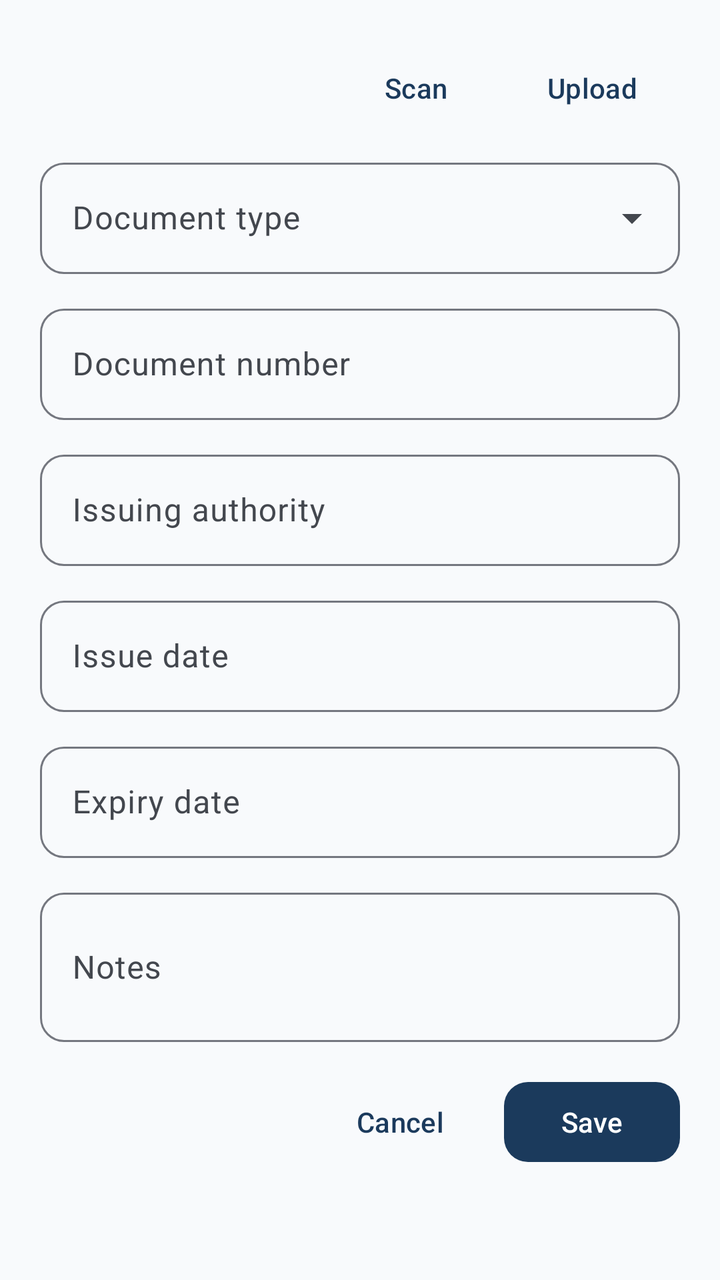
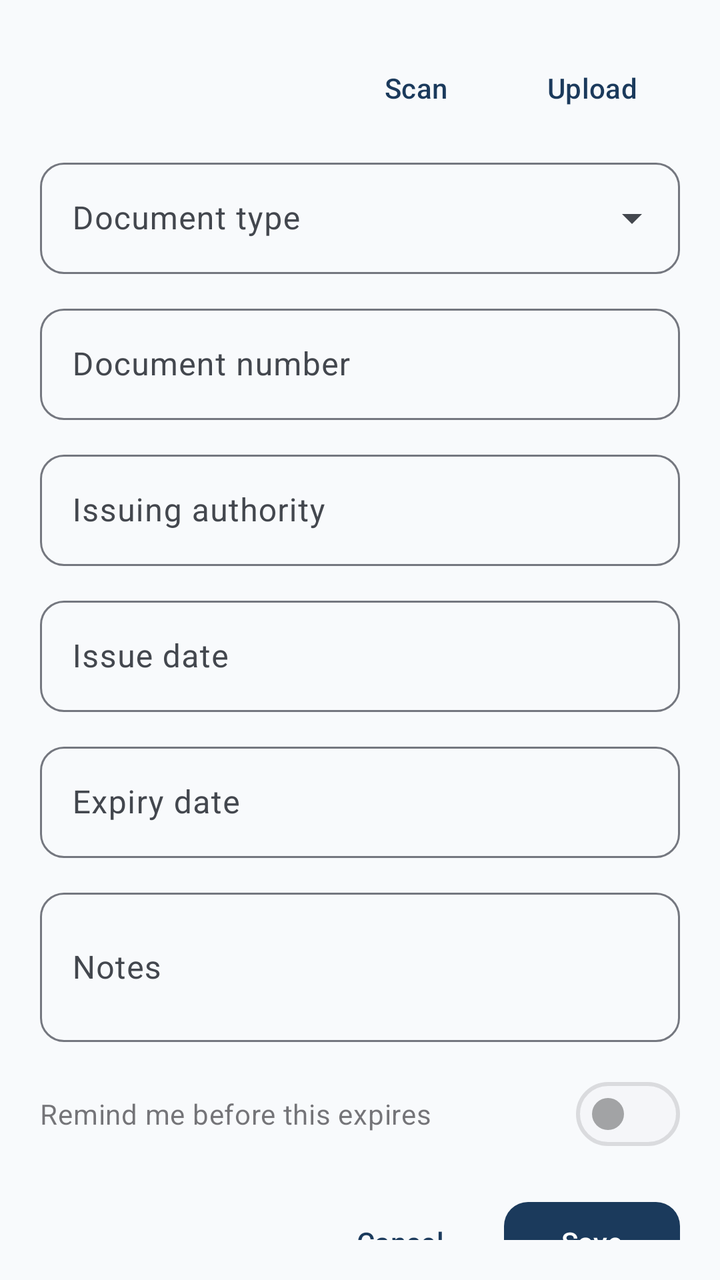

An Android layout rendered at two revisions. The XML below is the earlier revision; the diff shows what the commit changed to produce the second picture.
<!-- AndroidManifest.xml: application theme Theme.ImmigrantVault -->
<!-- res/layout/bottom_sheet_document_form.xml -->
<?xml version="1.0" encoding="utf-8"?>
<androidx.core.widget.NestedScrollView xmlns:android="http://schemas.android.com/apk/res/android"
    android:layout_width="match_parent"
    android:layout_height="wrap_content"
    android:padding="@dimen/form_padding">

    <LinearLayout
        android:layout_width="match_parent"
        android:layout_height="wrap_content"
        android:orientation="vertical">

        <LinearLayout
            android:layout_width="match_parent"
            android:layout_height="wrap_content"
            android:gravity="center_vertical"
            android:orientation="horizontal">

            <TextView
                android:id="@+id/form_title"
                android:layout_width="0dp"
                android:layout_height="wrap_content"
                android:layout_weight="1"
                android:textAppearance="@style/TextAppearance.ImmigrantVault.FormTitle" />

            <com.google.android.material.button.MaterialButton
                android:id="@+id/btn_scan"
                style="@style/Widget.ImmigrantVault.Button.Text"
                android:layout_width="wrap_content"
                android:layout_height="wrap_content"
                android:text="@string/action_scan" />

            <com.google.android.material.button.MaterialButton
                android:id="@+id/btn_upload"
                style="@style/Widget.ImmigrantVault.Button.Text"
                android:layout_width="wrap_content"
                android:layout_height="wrap_content"
                android:text="@string/action_upload" />

        </LinearLayout>

        <ProgressBar
            android:id="@+id/scan_progress"
            style="?android:attr/progressBarStyleHorizontal"
            android:layout_width="match_parent"
            android:layout_height="wrap_content"
            android:layout_marginBottom="8dp"
            android:indeterminate="true"
            android:visibility="gone" />

        <com.google.android.material.textfield.TextInputLayout
            android:id="@+id/input_type_layout"
            style="@style/Widget.ImmigrantVault.TextInputLayout.ExposedDropdownMenu"
            android:layout_width="match_parent"
            android:layout_height="wrap_content"
            android:layout_marginTop="8dp"
            android:hint="@string/label_document_type">

            <AutoCompleteTextView
                android:id="@+id/input_type"
                android:layout_width="match_parent"
                android:layout_height="wrap_content"
                android:inputType="none" />

        </com.google.android.material.textfield.TextInputLayout>

        <com.google.android.material.textfield.TextInputLayout
            android:id="@+id/input_number_layout"
            style="@style/Widget.ImmigrantVault.TextInputLayout"
            android:layout_width="match_parent"
            android:layout_height="wrap_content"
            android:layout_marginTop="@dimen/form_field_spacing"
            android:hint="@string/label_document_number">

            <com.google.android.material.textfield.TextInputEditText
                android:id="@+id/input_number"
                android:layout_width="match_parent"
                android:layout_height="wrap_content"
                android:inputType="text" />

        </com.google.android.material.textfield.TextInputLayout>

        <com.google.android.material.textfield.TextInputLayout
            android:id="@+id/input_authority_layout"
            style="@style/Widget.ImmigrantVault.TextInputLayout"
            android:layout_width="match_parent"
            android:layout_height="wrap_content"
            android:layout_marginTop="@dimen/form_field_spacing"
            android:hint="@string/label_issuing_authority">

            <com.google.android.material.textfield.TextInputEditText
                android:id="@+id/input_authority"
                android:layout_width="match_parent"
                android:layout_height="wrap_content"
                android:inputType="text" />

        </com.google.android.material.textfield.TextInputLayout>

        <com.google.android.material.textfield.TextInputLayout
            android:id="@+id/input_place_of_issue_layout"
            style="@style/Widget.ImmigrantVault.TextInputLayout"
            android:layout_width="match_parent"
            android:layout_height="wrap_content"
            android:layout_marginTop="@dimen/form_field_spacing"
            android:hint="@string/label_place_of_issue"
            android:visibility="gone">

            <com.google.android.material.textfield.TextInputEditText
                android:id="@+id/input_place_of_issue"
                android:layout_width="match_parent"
                android:layout_height="wrap_content"
                android:inputType="text" />

        </com.google.android.material.textfield.TextInputLayout>

        <com.google.android.material.textfield.TextInputLayout
            android:id="@+id/input_nationality_layout"
            style="@style/Widget.ImmigrantVault.TextInputLayout"
            android:layout_width="match_parent"
            android:layout_height="wrap_content"
            android:layout_marginTop="@dimen/form_field_spacing"
            android:hint="@string/label_nationality"
            android:visibility="gone">

            <com.google.android.material.textfield.TextInputEditText
                android:id="@+id/input_nationality"
                android:layout_width="match_parent"
                android:layout_height="wrap_content"
                android:inputType="text" />

        </com.google.android.material.textfield.TextInputLayout>

        <com.google.android.material.textfield.TextInputLayout
            android:id="@+id/input_issue_date_layout"
            style="@style/Widget.ImmigrantVault.TextInputLayout"
            android:layout_width="match_parent"
            android:layout_height="wrap_content"
            android:layout_marginTop="@dimen/form_field_spacing"
            android:hint="@string/label_issue_date">

            <com.google.android.material.textfield.TextInputEditText
                android:id="@+id/input_issue_date"
                android:layout_width="match_parent"
                android:layout_height="wrap_content"
                android:focusable="false"
                android:inputType="none" />

        </com.google.android.material.textfield.TextInputLayout>

        <com.google.android.material.textfield.TextInputLayout
            android:id="@+id/input_expiry_date_layout"
            style="@style/Widget.ImmigrantVault.TextInputLayout"
            android:layout_width="match_parent"
            android:layout_height="wrap_content"
            android:layout_marginTop="@dimen/form_field_spacing"
            android:hint="@string/label_expiry_date">

            <com.google.android.material.textfield.TextInputEditText
                android:id="@+id/input_expiry_date"
                android:layout_width="match_parent"
                android:layout_height="wrap_content"
                android:focusable="false"
                android:inputType="none" />

        </com.google.android.material.textfield.TextInputLayout>

        <com.google.android.material.textfield.TextInputLayout
            android:id="@+id/input_notes_layout"
            style="@style/Widget.ImmigrantVault.TextInputLayout"
            android:layout_width="match_parent"
            android:layout_height="wrap_content"
            android:layout_marginTop="@dimen/form_field_spacing"
            android:hint="@string/label_notes">

            <com.google.android.material.textfield.TextInputEditText
                android:id="@+id/input_notes"
                android:layout_width="match_parent"
                android:layout_height="wrap_content"
                android:inputType="textMultiLine"
                android:minLines="2" />

        </com.google.android.material.textfield.TextInputLayout>

        <LinearLayout
            android:layout_width="match_parent"
            android:layout_height="wrap_content"
            android:layout_marginTop="16dp"
            android:gravity="end"
            android:orientation="horizontal">

            <com.google.android.material.button.MaterialButton
                android:id="@+id/btn_delete"
                style="@style/Widget.ImmigrantVault.Button.Text"
                android:layout_width="wrap_content"
                android:layout_height="wrap_content"
                android:text="@string/action_delete"
                android:textColor="?attr/colorError"
                android:visibility="gone" />

            <View
                android:layout_width="0dp"
                android:layout_height="0dp"
                android:layout_weight="1" />

            <com.google.android.material.button.MaterialButton
                android:id="@+id/btn_cancel"
                style="@style/Widget.ImmigrantVault.Button.Text"
                android:layout_width="wrap_content"
                android:layout_height="wrap_content"
                android:text="@string/action_cancel" />

            <com.google.android.material.button.MaterialButton
                android:id="@+id/btn_save"
                android:layout_width="wrap_content"
                android:layout_height="wrap_content"
                android:layout_marginStart="8dp"
                android:text="@string/action_save" />

        </LinearLayout>

    </LinearLayout>

</androidx.core.widget.NestedScrollView>
<!-- resources referenced by this layout -->
<resources>
  <dimen name="form_field_spacing">12dp</dimen>
  <dimen name="form_padding">20dp</dimen>
  <string name="action_cancel">Cancel</string>
  <string name="action_delete">Delete</string>
  <string name="action_save">Save</string>
  <string name="action_scan">Scan</string>
  <string name="action_upload">Upload</string>
  <string name="label_document_number">Document number</string>
  <string name="label_document_type">Document type</string>
  <string name="label_expiry_date">Expiry date</string>
  <string name="label_issue_date">Issue date</string>
  <string name="label_issuing_authority">Issuing authority</string>
  <string name="label_nationality">Nationality</string>
  <string name="label_notes">Notes</string>
  <string name="label_place_of_issue">Place of issue</string>
  <style name="TextAppearance.ImmigrantVault.FormTitle" parent="TextAppearance.Material3.TitleLarge">
          <item name="android:textColor">?attr/colorOnSurface</item>
          <item name="android:letterSpacing">0</item>
      </style>
  <style name="Theme.ImmigrantVault" parent="Base.Theme.ImmigrantVault" />
  <style name="ShapeAppearance.ImmigrantVault.SmallComponent" parent="ShapeAppearance.Material3.SmallComponent">
          <item name="cornerFamily">rounded</item>
          <item name="cornerSize">@dimen/corner_small</item>
      </style>
  <dimen name="corner_small">12dp</dimen>
  <color name="md_theme_primary">#1B3A5C</color>
  <color name="md_theme_on_primary">#FFFFFF</color>
  <color name="md_theme_primary_container">#D4E3F3</color>
  <color name="md_theme_on_primary_container">#0A1F33</color>
  <color name="md_theme_secondary">#2A9D8F</color>
  <color name="md_theme_on_secondary">#FFFFFF</color>
  <color name="md_theme_secondary_container">#B8E8E0</color>
  <color name="md_theme_on_secondary_container">#0A3D36</color>
  <color name="md_theme_tertiary">#E9C46A</color>
  <color name="md_theme_on_tertiary">#3D2F00</color>
  <color name="md_theme_tertiary_container">#FFF0C2</color>
  <color name="md_theme_on_tertiary_container">#4A3800</color>
  <color name="md_theme_error">#BA1A1A</color>
  <color name="md_theme_on_error">#FFFFFF</color>
  <color name="md_theme_error_container">#FFDAD6</color>
  <color name="md_theme_on_error_container">#410002</color>
  <color name="md_theme_background">#F8FAFC</color>
  <color name="md_theme_on_background">#1A1C1E</color>
  <color name="md_theme_surface">#FFFFFF</color>
  <color name="md_theme_on_surface">#1A1C1E</color>
  <color name="md_theme_surface_variant">#E8EEF4</color>
  <color name="md_theme_on_surface_variant">#43474E</color>
  <color name="md_theme_outline">#74777F</color>
  <color name="md_theme_outline_variant">#C4C7CF</color>
  <style name="ShapeAppearance.ImmigrantVault.MediumComponent" parent="ShapeAppearance.Material3.MediumComponent">
          <item name="cornerFamily">rounded</item>
          <item name="cornerSize">@dimen/corner_medium</item>
      </style>
  <style name="ShapeAppearance.ImmigrantVault.LargeComponent" parent="ShapeAppearance.Material3.LargeComponent">
          <item name="cornerFamily">rounded</item>
          <item name="cornerSize">@dimen/corner_extra_large</item>
      </style>
  <style name="ThemeOverlay.ImmigrantVault.BottomSheetDialog" parent="ThemeOverlay.Material3.BottomSheetDialog">
          <item name="bottomSheetStyle">@style/Widget.ImmigrantVault.BottomSheet</item>
      </style>
  <style name="ThemeOverlay.ImmigrantVault.MaterialAlertDialog" parent="ThemeOverlay.Material3.MaterialAlertDialog">
          <item name="shapeAppearance">@style/ShapeAppearance.ImmigrantVault.MediumComponent</item>
          <item name="shapeAppearanceOverlay">@null</item>
      </style>
  <dimen name="corner_medium">16dp</dimen>
  <dimen name="corner_extra_large">28dp</dimen>
  <dimen name="corner_large">20dp</dimen>
  <dimen name="elevation_card">2dp</dimen>
  <!-- unchanged entries left out for length: 8 -->
</resources>

<!-- the commit's change to res/layout/bottom_sheet_document_form.xml (unified diff, before → after) -->
@@ -180,6 +180,31 @@
 
         </com.google.android.material.textfield.TextInputLayout>
 
+        <com.google.android.material.materialswitch.MaterialSwitch
+            android:id="@+id/switch_remind"
+            android:layout_width="match_parent"
+            android:layout_height="wrap_content"
+            android:layout_marginTop="@dimen/form_field_spacing"
+            android:enabled="false"
+            android:text="@string/label_remind_me" />
+
+        <com.google.android.material.textfield.TextInputLayout
+            android:id="@+id/input_lead_days_layout"
+            style="@style/Widget.ImmigrantVault.TextInputLayout.ExposedDropdownMenu"
+            android:layout_width="match_parent"
+            android:layout_height="wrap_content"
+            android:layout_marginTop="@dimen/form_field_spacing"
+            android:hint="@string/label_remind_lead_days"
+            android:visibility="gone">
+
+            <AutoCompleteTextView
+                android:id="@+id/input_lead_days"
+                android:layout_width="match_parent"
+                android:layout_height="wrap_content"
+                android:inputType="none" />
+
+        </com.google.android.material.textfield.TextInputLayout>
+
         <LinearLayout
             android:layout_width="match_parent"
             android:layout_height="wrap_content"
<!-- resource entries referenced after the edit -->
@@ -15,6 +15,8 @@
   <string name="label_nationality">Nationality</string>
   <string name="label_notes">Notes</string>
   <string name="label_place_of_issue">Place of issue</string>
+  <string name="label_remind_lead_days">Remind me</string>
+  <string name="label_remind_me">Remind me before this expires</string>
   <style name="TextAppearance.ImmigrantVault.FormTitle" parent="TextAppearance.Material3.TitleLarge">
           <item name="android:textColor">?attr/colorOnSurface</item>
           <item name="android:letterSpacing">0</item>
